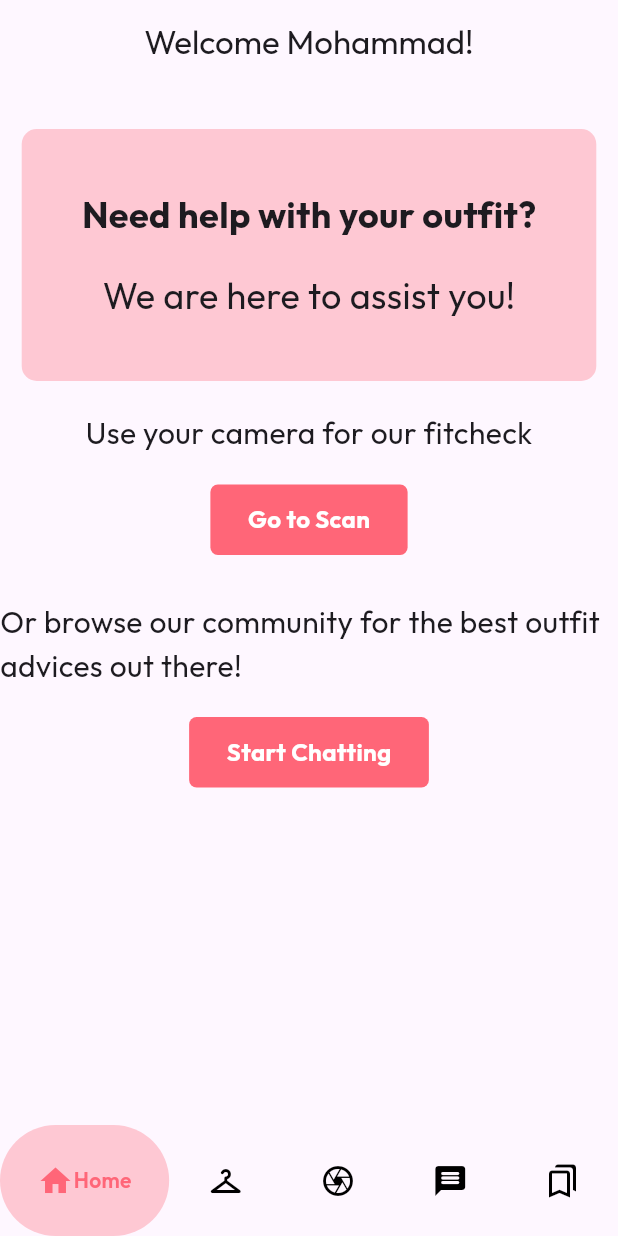
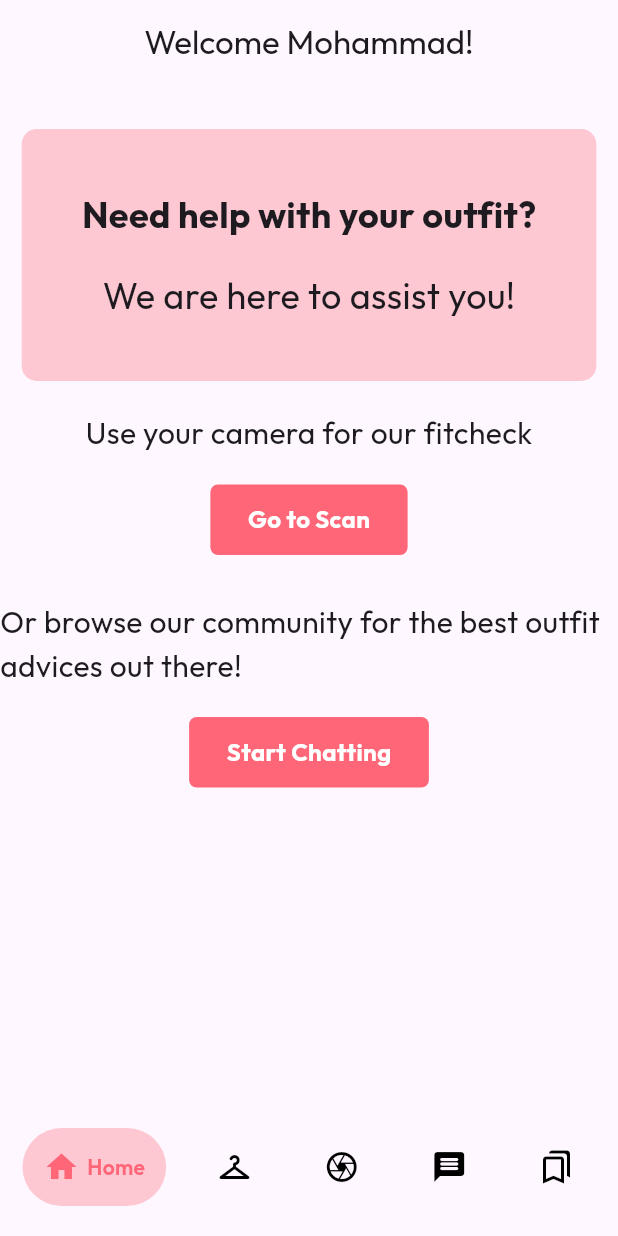
Before and after one commit to MhmdMansour4444/Chic-Check, a Flutter app: the screen it shows after launch, on a phone screen of 412 x 824 dp. Run offline on Flutter 3.47's test engine with Material 3 defaults, Android fonts, the phone set to English and light mode, and no system bars; drawn by our look-alikes of google_nav_bar; our stand-ins replace google_fonts.

```diff
--- a/frontend/lib/pages/home_page.dart
+++ b/frontend/lib/pages/home_page.dart
@@ -99,9 +99,13 @@ class _HomePageState extends State<HomePage> {
           ],
         ),
       ),
-      bottomNavigationBar: GNav(
+      bottomNavigationBar: Padding(
+        padding: const EdgeInsets.symmetric(horizontal: 15.0, vertical: 20.0),
+        child: GNav(
           activeColor: Color(0xFFFF6678),
           tabBackgroundColor: Color.fromARGB(83, 255, 102, 120),
+          gap: 5,
+          padding: EdgeInsets.all(14),
           tabs: [
             GButton(
               icon: Icons.home,
@@ -125,6 +129,7 @@ class _HomePageState extends State<HomePage> {
             ),
           ],
         ),
+      ),
     );
   }
 }
```
Also changed, not shown: frontend/lib/pages/camera_page.dart (added), frontend/lib/pages/closet_page.dart (added), frontend/lib/pages/forums_page.dart (added), frontend/lib/pages/saved_page.dart (added). Lines whose indentation alone changed are shown as unchanged.
